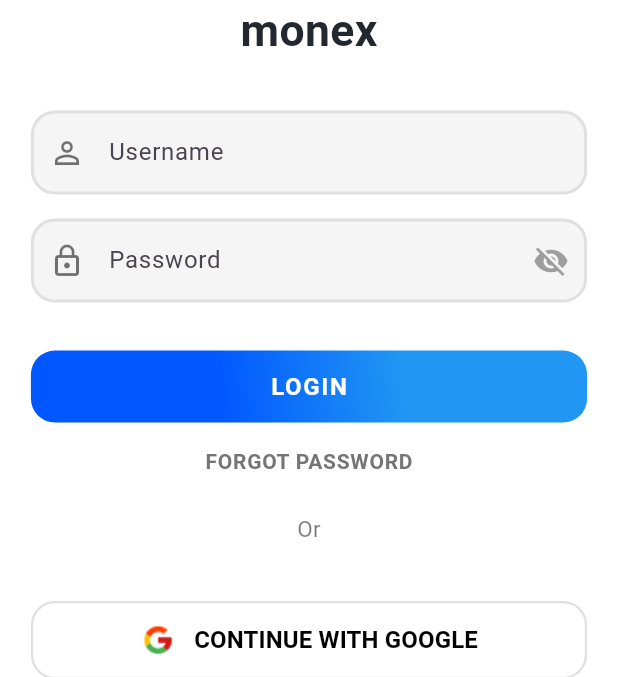
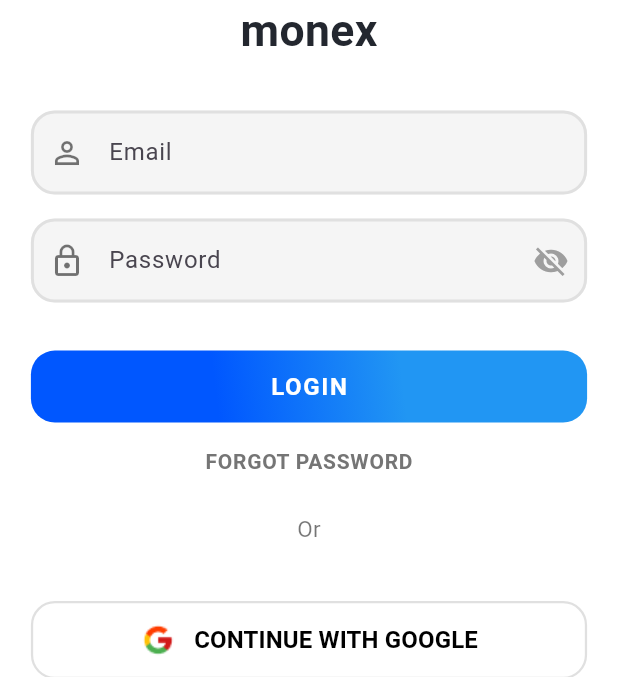
Before and after one commit to kareemtoson12/expenseApp, a Flutter app: the screen it shows after launch, on a phone screen of 412 x 824 dp, the part 192-869 px from its top. Run offline on Flutter 3.47's test engine with Material 3 defaults, Android fonts, the phone set to English and light mode, and no system bars; our stand-ins replace dio, equatable, flutter_bloc, flutter_svg, get_it, pretty_dio_logger and 1 more; generated files the repository leaves out were written again.

Commit message:
auth deploy done

```diff
--- a/lib/app/di/injection_container.dart
+++ b/lib/app/di/injection_container.dart
@@ -3,6 +3,7 @@
 import 'package:pretty_dio_logger/pretty_dio_logger.dart';
 import '../../data/api/auth_api_service.dart';
 import '../../presentation/auth/signup/signup_cubit.dart';
+import '../../presentation/auth/login/login_cubit.dart';
 import '../constants.dart';
 
 final GetIt sl = GetIt.instance;
@@ -34,4 +35,8 @@
   sl.registerFactory<SignUpCubit>(
     () => SignUpCubit(apiService: sl<AuthApiService>()),
   );
+
+  sl.registerFactory<LoginCubit>(
+    () => LoginCubit(apiService: sl<AuthApiService>()),
+  );
 }
--- a/lib/data/api/auth_api_service.dart
+++ b/lib/data/api/auth_api_service.dart
@@ -2,6 +2,8 @@
 import 'package:retrofit/retrofit.dart';
 import '../../domain/models/signup_request_model.dart';
 import '../../domain/models/signup_response_model.dart';
+import '../../domain/models/login_request_model.dart';
+import '../../domain/models/login_response_model.dart';
 
 part 'auth_api_service.g.dart';
 
@@ -11,4 +13,7 @@
 
   @POST('/auth/register')
   Future<SignUpResponseModel> signUp(@Body() SignUpRequestModel request);
+
+  @POST('/auth/login')
+  Future<LoginResponseModel> login(@Body() LoginRequestModel request);
 }
--- /dev/null
+++ b/lib/domain/models/login_request_model.dart
@@ -0,0 +1,19 @@
+import 'package:json_annotation/json_annotation.dart';
+
+part 'login_request_model.g.dart';
+
+@JsonSerializable()
+class LoginRequestModel {
+  @JsonKey(name: 'email')
+  final String email;
+
+  @JsonKey(name: 'password')
+  final String password;
+
+  LoginRequestModel({required this.email, required this.password});
+
+  factory LoginRequestModel.fromJson(Map<String, dynamic> json) =>
+      _$LoginRequestModelFromJson(json);
+
+  Map<String, dynamic> toJson() => _$LoginRequestModelToJson(this);
+}
--- /dev/null
+++ b/lib/domain/models/login_response_model.dart
@@ -0,0 +1,49 @@
+import 'package:json_annotation/json_annotation.dart';
+
+part 'login_response_model.g.dart';
+
+@JsonSerializable()
+class LoginResponseModel {
+  @JsonKey(name: 'message')
+  final String message;
+
+  @JsonKey(name: 'data')
+  final LoginData data;
+
+  @JsonKey(name: 'status')
+  final bool status;
+
+  @JsonKey(name: 'code')
+  final int code;
+
+  LoginResponseModel({
+    required this.message,
+    required this.data,
+    required this.status,
+    required this.code,
+  });
+
+  factory LoginResponseModel.fromJson(Map<String, dynamic> json) =>
+      _$LoginResponseModelFromJson(json);
+
+  Map<String, dynamic> toJson() => _$LoginResponseModelToJson(this);
+}
+
+@JsonSerializable()
+class LoginData {
+  @JsonKey(name: 'token')
+  final String token;
+
+  @JsonKey(name: 'username')
+  final String username;
+
+  LoginData({
+    required this.token,
+    required this.username,
+  });
+
+  factory LoginData.fromJson(Map<String, dynamic> json) =>
+      _$LoginDataFromJson(json);
+
+  Map<String, dynamic> toJson() => _$LoginDataToJson(this);
+}
--- /dev/null
+++ b/lib/presentation/auth/login/login_cubit.dart
@@ -0,0 +1,22 @@
+import 'package:flutter_bloc/flutter_bloc.dart';
+import 'login_state.dart';
+import '../../../domain/models/login_request_model.dart';
+import '../../../data/api/auth_api_service.dart';
+import '../../../domain/models/api_error_handler.dart';
+
+class LoginCubit extends Cubit<LoginState> {
+  final AuthApiService apiService;
+
+  LoginCubit({required this.apiService}) : super(LoginInitial());
+
+  Future<void> login(LoginRequestModel request) async {
+    emit(LoginLoading());
+    try {
+      final response = await apiService.login(request);
+      emit(LoginSuccess(response));
+    } catch (e) {
+      final errorMessage = ApiErrorHandler.handleError(e);
+      emit(LoginError(errorMessage));
+    }
+  }
+}
--- /dev/null
+++ b/lib/presentation/auth/login/login_state.dart
@@ -0,0 +1,29 @@
+import 'package:equatable/equatable.dart';
+import '../../../domain/models/login_response_model.dart';
+
+abstract class LoginState extends Equatable {
+  const LoginState();
+
+  @override
+  List<Object?> get props => [];
+}
+
+class LoginInitial extends LoginState {}
+
+class LoginLoading extends LoginState {}
+
+class LoginSuccess extends LoginState {
+  final LoginResponseModel response;
+  const LoginSuccess(this.response);
+
+  @override
+  List<Object?> get props => [response];
+}
+
+class LoginError extends LoginState {
+  final String message;
+  const LoginError(this.message);
+
+  @override
+  List<Object?> get props => [message];
+}
--- a/lib/presentation/auth/login/login_view.dart
+++ b/lib/presentation/auth/login/login_view.dart
@@ -1,15 +1,57 @@
 import 'package:expense/presentation/auth/login/widgets/login_button.dart';
 import 'package:flutter/material.dart';
+import 'package:flutter_bloc/flutter_bloc.dart';
 
 import 'package:expense/presentation/auth/login/widgets/login_header.dart';
 import 'package:expense/presentation/auth/login/widgets/login_text_fields.dart';
 import 'package:expense/presentation/auth/login/widgets/forgot_password.dart';
 import 'package:expense/presentation/auth/login/widgets/social_button.dart';
+import 'package:expense/presentation/auth/login/login_cubit.dart';
+import 'package:expense/presentation/auth/login/login_state.dart';
+import 'package:expense/domain/models/login_request_model.dart';
 import 'package:expense/app/styles/text_styles.dart';
 import 'package:expense/app/routing/routes.dart';
+import 'package:expense/app/di/injection_container.dart';
 
-class LoginView extends StatelessWidget {
+class LoginView extends StatefulWidget {
   const LoginView({super.key});
+
+  @override
+  State<LoginView> createState() => _LoginViewState();
+}
+
+class _LoginViewState extends State<LoginView> {
+  final TextEditingController _emailController = TextEditingController();
+  final TextEditingController _passwordController = TextEditingController();
+  final _formKey = GlobalKey<FormState>();
+  late final LoginCubit _loginCubit;
+
+  @override
+  void initState() {
+    super.initState();
+    _loginCubit = sl<LoginCubit>();
+  }
+
+  @override
+  void dispose() {
+    _emailController.dispose();
+    _passwordController.dispose();
+    _loginCubit.close();
+    super.dispose();
+  }
+
+  void _handleLogin() {
+    if (!_formKey.currentState!.validate()) {
+      return;
+    }
+
+    final request = LoginRequestModel(
+      email: _emailController.text.trim(),
+      password: _passwordController.text,
+    );
+
+    _loginCubit.login(request);
+  }
 
   @override
   Widget build(BuildContext context) {
@@ -17,11 +59,34 @@
     final width = MediaQuery.of(context).size.width;
     final height = MediaQuery.of(context).size.height;
 
-    return Scaffold(
+    return BlocProvider(
+      create: (context) => _loginCubit,
+      child: Scaffold(
         backgroundColor: Colors.white,
-
         body: SafeArea(
+          child: BlocListener<LoginCubit, LoginState>(
+            listener: (context, state) {
+              if (state is LoginSuccess) {
+                ScaffoldMessenger.of(context).showSnackBar(
+                  SnackBar(
+                    content: Text(state.response.message),
+                    backgroundColor: Colors.green,
+                  ),
+                );
+                // Navigate to home page after successful login
+                Navigator.pushReplacementNamed(context, AppRoutes.home);
+              } else if (state is LoginError) {
+                ScaffoldMessenger.of(context).showSnackBar(
+                  SnackBar(
+                    content: Text(state.message),
+                    backgroundColor: Colors.red,
+                  ),
+                );
+              }
+            },
             child: SingleChildScrollView(
+              child: Form(
+                key: _formKey,
                 child: Column(
                   children: [
                     //login header
@@ -33,17 +98,26 @@
                     //text fields
                     Padding(
                       padding: EdgeInsets.symmetric(horizontal: width * 0.05),
-                child: LoginTextFields(),
+                      child: LoginTextFields(
+                        emailController: _emailController,
+                        passwordController: _passwordController,
+                      ),
                     ),
                     const SizedBox(height: 32),
                     //loginButton
-              LoginButton(
-                text: 'LOGIN',
-                onPressed: () {
-                  // Handle login action
-                },
+                    BlocBuilder<LoginCubit, LoginState>(
+                      builder: (context, state) {
+                        return LoginButton(
+                          text: state is LoginLoading
+                              ? 'LOGGING IN...'
+                              : 'LOGIN',
+                          onPressed: state is LoginLoading
+                              ? null
+                              : _handleLogin,
                           width: width * 0.9,
                           height: 48,
+                        );
+                      },
                     ),
                     // Forgot password
                     ForgotPassword(
@@ -107,6 +181,9 @@
                 ),
               ),
             ),
+          ),
+        ),
+      ),
     );
   }
 }
--- a/lib/presentation/auth/login/widgets/login_button.dart
+++ b/lib/presentation/auth/login/widgets/login_button.dart
@@ -3,14 +3,14 @@
 
 class LoginButton extends StatelessWidget {
   final String text;
-  final VoidCallback onPressed;
+  final VoidCallback? onPressed;
   final double width;
   final double height;
 
   const LoginButton({
     super.key,
     required this.text,
-    required this.onPressed,
+    this.onPressed,
     this.width = double.infinity,
     this.height = 48,
   });
@@ -19,6 +19,8 @@
   Widget build(BuildContext context) {
     return GestureDetector(
       onTap: onPressed,
+      child: Opacity(
+        opacity: onPressed != null ? 1.0 : 0.6,
         child: Container(
           width: width,
           height: height,
@@ -37,6 +39,7 @@
             ),
           ),
         ),
+      ),
     );
   }
 }
--- a/lib/presentation/auth/login/widgets/login_text_fields.dart
+++ b/lib/presentation/auth/login/widgets/login_text_fields.dart
@@ -1,15 +1,22 @@
 import 'package:flutter/material.dart';
 
 class LoginTextFields extends StatefulWidget {
-  const LoginTextFields({super.key});
+  final TextEditingController? emailController;
+  final TextEditingController? passwordController;
+
+  const LoginTextFields({
+    super.key,
+    this.emailController,
+    this.passwordController,
+  });
 
   @override
   State<LoginTextFields> createState() => _LoginTextFieldsState();
 }
 
 class _LoginTextFieldsState extends State<LoginTextFields> {
-  final TextEditingController _usernameController = TextEditingController();
-  final TextEditingController _passwordController = TextEditingController();
+  late final TextEditingController _emailController;
+  late final TextEditingController _passwordController;
   bool _obscurePassword = true;
 
   OutlineInputBorder get _border => OutlineInputBorder(
@@ -18,9 +25,16 @@
   );
 
   @override
+  void initState() {
+    super.initState();
+    _emailController = widget.emailController ?? TextEditingController();
+    _passwordController = widget.passwordController ?? TextEditingController();
+  }
+
+  @override
   void dispose() {
-    _usernameController.dispose();
-    _passwordController.dispose();
+    if (widget.emailController == null) _emailController.dispose();
+    if (widget.passwordController == null) _passwordController.dispose();
     super.dispose();
   }
 
@@ -30,9 +44,10 @@
       crossAxisAlignment: CrossAxisAlignment.start,
       children: [
         TextField(
-          controller: _usernameController,
+          controller: _emailController,
+          keyboardType: TextInputType.emailAddress,
           decoration: InputDecoration(
-            labelText: 'Username',
+            labelText: 'Email',
             prefixIcon: const Icon(Icons.person_outline, color: Colors.black54),
             filled: true,
             fillColor: Colors.grey.shade100,
```
Also changed, not shown: lib/domain/models/api_error_handler.dart (+11 -0 lines), lib/data/api/auth_api_service.g.dart, lib/domain/models/login_request_model.g.dart (added), lib/domain/models/login_response_model.g.dart (added). Lines whose indentation alone changed are shown as unchanged.
